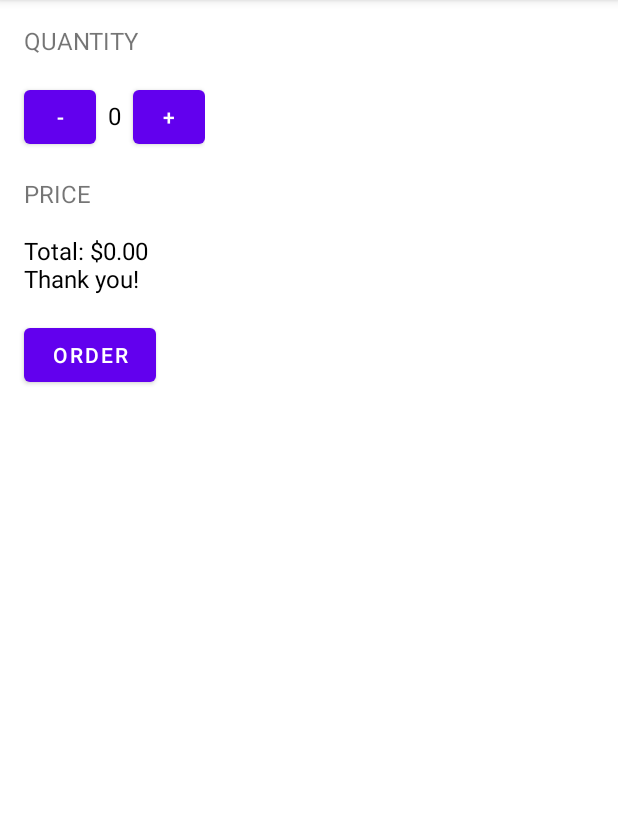
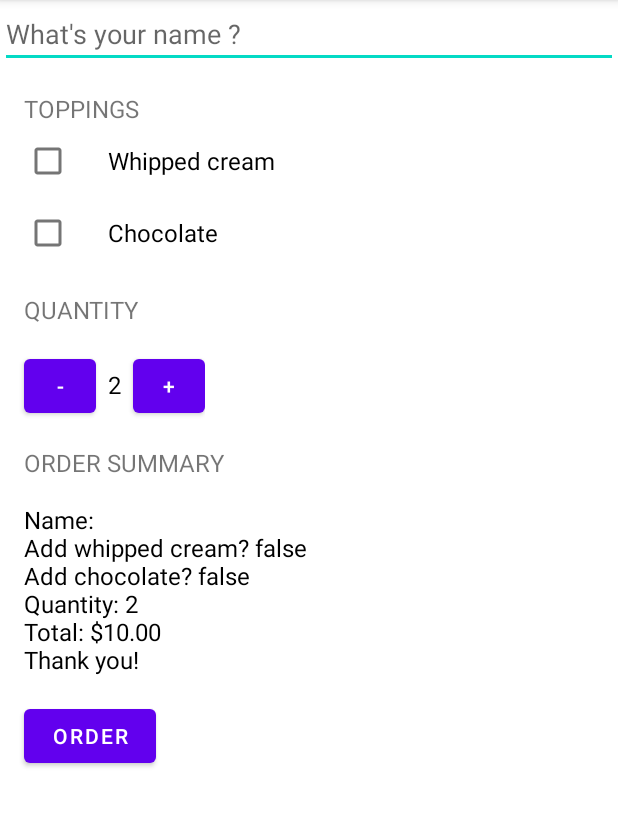
Before and after one commit to 25b3nk/JustJavaApp, an Android app: the screen it shows after launch (MainActivity), after a tap on "ORDER", on a phone screen of 412 x 824 dp, the part 84-911 px from its top. Run offline under Robolectric (Android 15) with nearby library versions, the phone set to English and light mode, and no system bars.

Commit message:
1. Now we take name as input 2. We have option to add whipped cream and/or chocolate to our coffee 3. We display order summary in the app To-Do 1. Send the order summary as intent to mail app 2. Remove order summary view in our app

```diff
--- a/app/src/main/java/com/example/justjava/MainActivity.java
+++ b/app/src/main/java/com/example/justjava/MainActivity.java
@@ -1,18 +1,19 @@
-/**
- * IMPORTANT: Make sure you are using the correct package name.
- * This example uses the package name:
- * package com.example.android.justjava
- * If you get an error when copying this code into Android studio, update it to match teh package name found
- * in the project's AndroidManifest.xml file.
- **/
-
 package com.example.justjava;
 
 
+import android.content.Intent;
+import android.net.Uri;
 import android.os.Bundle;
 import androidx.appcompat.app.AppCompatActivity;
+
+import android.text.Editable;
+import android.util.Log;
 import android.view.View;
+import android.widget.CheckBox;
+import android.widget.EditText;
 import android.widget.TextView;
+import android.widget.Toast;
+
 import java.text.NumberFormat;
 
 /**
@@ -20,29 +21,70 @@ import java.text.NumberFormat;
  */
 public class MainActivity extends AppCompatActivity {
 
-    private int quantity = 0;
-    private int price = 5;
+    private int quantity = 2;
+    private int pricePerCoffee = 5;
+    private int priceForWhippedCream = 1;
+    private int priceForChocolate = 2;
+
     @Override
     protected void onCreate(Bundle savedInstanceState) {
         super.onCreate(savedInstanceState);
         setContentView(R.layout.activity_main);
+        display(quantity);
     }
 
     /**
      * This method is called when the order button is clicked.
      */
     public void submitOrder(View view) {
-        int total = quantity * price;
-        String priceMessage = "Total: " + NumberFormat.getCurrencyInstance().format(total);
-        priceMessage = priceMessage + "\nThank you!";
+        String name = ((EditText) findViewById(R.id.name)).getText().toString();
+        boolean hasWhippedCream = ((CheckBox) findViewById(R.id.checkbox_whipped_cream)).isChecked();
+        boolean hasChocolate = ((CheckBox) findViewById(R.id.checkbox_chocolate)).isChecked();
+        String priceMessage = createOrderSummary(name, hasWhippedCream, hasChocolate);
         displayMessage(priceMessage);
+    }
+
+    /**
+     * This method is called to calculate the total price.
+     *
+     */
+    private int calculatePrice(boolean hasWhippedCream, boolean hasChocolate) {
+        int basePrice = pricePerCoffee;
+        if (hasWhippedCream) {
+            basePrice += priceForWhippedCream;
+        }
+        if (hasChocolate) {
+            basePrice += priceForChocolate;
+        }
+        return (basePrice * quantity);
+    }
+
+    /**
+     * This method creates the order summary to be displayed
+     */
+    private String createOrderSummary(String name, boolean hasWhippedCream, boolean hasChocolate) {
+        int total = calculatePrice(hasWhippedCream, hasChocolate);
+        String orderSummary = "Name: " + name;
+        orderSummary += "\nAdd whipped cream? " + hasWhippedCream;
+        orderSummary += "\nAdd chocolate? " + hasChocolate;
+        orderSummary += "\nQuantity: " + quantity;
+        orderSummary += "\nTotal: " + NumberFormat.getCurrencyInstance().format(total);
+        orderSummary += "\nThank you!";
+        return orderSummary;
     }
 
     /**
      * This method is called when the plus button is clicked.
      */
     public void incrementQuantity(View view) {
-        quantity++;
+        Toast toast = Toast.makeText(this, "Cannot set quantity above 100", Toast.LENGTH_SHORT);
+        if (quantity >= 100) {
+            quantity = 100;
+            toast.show();
+        }
+        else {
+            quantity++;
+        }
         display(quantity);
     }
 
@@ -50,9 +92,12 @@ public class MainActivity extends AppCompatActivity {
      * This method is called when the minus button is clicked.
      */
     public void decrementQuantity(View view) {
-        quantity--;
-        if (quantity < 0) {
-            quantity = 0;
+        Toast toast = Toast.makeText(this, "Cannot set quantity below 1", Toast.LENGTH_SHORT);
+        if (quantity <= 1) {
+            toast.show();
+        }
+        else {
+            quantity--;
         }
         display(quantity);
     }
@@ -66,18 +111,10 @@ public class MainActivity extends AppCompatActivity {
     }
 
     /**
-     * This method displays the given price on the screen.
-     */
-    private void displayPrice(int number) {
-        TextView priceTextView = (TextView) findViewById(R.id.price_text_view);
-        priceTextView.setText(NumberFormat.getCurrencyInstance().format(number));
-    }
-
-    /**
      * This method displays the given text on the screen.
      */
     private void displayMessage(String message) {
-        TextView priceTextView = (TextView) findViewById(R.id.price_text_view);
-        priceTextView.setText(message);
+        TextView orderSummaryTextView = (TextView) findViewById(R.id.order_summary_text_view);
+        orderSummaryTextView.setText(message);
     }
 }
--- a/app/src/main/res/layout/activity_main.xml
+++ b/app/src/main/res/layout/activity_main.xml
@@ -1,11 +1,52 @@
 <?xml version="1.0" encoding="utf-8"?>
-<LinearLayout xmlns:android="http://schemas.android.com/apk/res/android"
+<ScrollView xmlns:android="http://schemas.android.com/apk/res/android"
     xmlns:app="http://schemas.android.com/apk/res-auto"
     xmlns:tools="http://schemas.android.com/tools"
     android:layout_width="match_parent"
     android:layout_height="match_parent"
-    android:orientation="vertical"
     tools:context=".MainActivity">
+
+    <LinearLayout
+        android:layout_width="match_parent"
+        android:layout_height="match_parent"
+        android:orientation="vertical">
+
+        <EditText
+            android:id="@+id/name"
+            android:layout_width="match_parent"
+            android:layout_height="wrap_content"
+            android:hint="What's your name ?"
+            android:inputType="textCapWords" />
+
+        <TextView
+            android:layout_width="wrap_content"
+            android:layout_height="wrap_content"
+            android:layout_marginLeft="16dp"
+            android:layout_marginTop="16dp"
+            android:text="toppings"
+            android:textAllCaps="true"
+            android:textSize="16sp" />
+
+        <CheckBox
+            android:id="@+id/checkbox_whipped_cream"
+            android:layout_width="wrap_content"
+            android:layout_height="wrap_content"
+            android:layout_marginTop="0dp"
+            android:layout_marginStart="16dp"
+            android:paddingLeft="24dp"
+
+            android:text="Whipped cream"
+            android:textSize="16sp" />
+
+        <CheckBox
+            android:id="@+id/checkbox_chocolate"
+            android:layout_width="wrap_content"
+            android:layout_height="wrap_content"
+            android:layout_marginStart="16dp"
+            android:layout_marginTop="0dp"
+            android:paddingLeft="24dp"
+            android:text="Chocolate"
+            android:textSize="16sp" />
 
         <TextView
             android:layout_width="wrap_content"
@@ -56,12 +97,12 @@
             android:layout_height="wrap_content"
             android:layout_marginLeft="16dp"
             android:layout_marginTop="16dp"
-        android:text="Price"
+            android:text="Order Summary"
             android:textAllCaps="true"
             android:textSize="16sp" />
 
         <TextView
-        android:id="@+id/price_text_view"
+            android:id="@+id/order_summary_text_view"
             android:layout_width="wrap_content"
             android:layout_height="wrap_content"
             android:layout_marginLeft="16dp"
@@ -79,3 +120,4 @@
             android:onClick="submitOrder"
             android:text="order" />
     </LinearLayout>
+</ScrollView>
```
Lines whose indentation alone changed are shown as unchanged.
